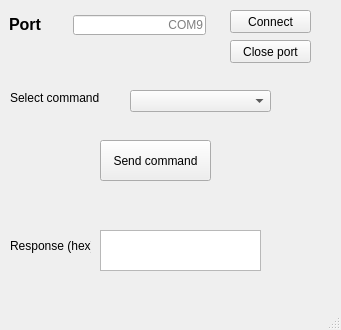
Qt form pyQt/stm_gui.ui (AdamStork/dipterv) before a commit.
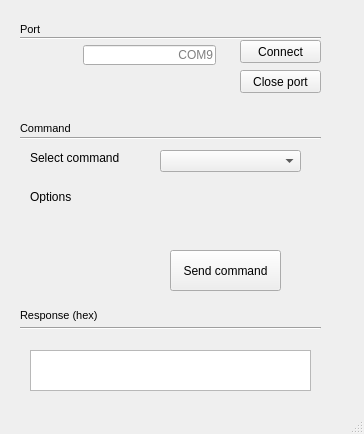
The same form after that commit.

Diff of the .ui file:
```diff
--- a/pyQt/stm_gui.ui
+++ b/pyQt/stm_gui.ui
@@ -6,8 +6,8 @@
    <rect>
     <x>0</x>
     <y>0</y>
-    <width>341</width>
-    <height>330</height>
+    <width>364</width>
+    <height>434</height>
    </rect>
   </property>
   <property name="windowTitle">
@@ -17,17 +17,17 @@
    <widget class="QLabel" name="port_label">
     <property name="geometry">
      <rect>
-      <x>9</x>
-      <y>15</y>
+      <x>20</x>
+      <y>20</y>
       <width>35</width>
       <height>19</height>
      </rect>
     </property>
     <property name="font">
      <font>
-      <pointsize>12</pointsize>
-      <weight>75</weight>
-      <bold>true</bold>
+      <pointsize>8</pointsize>
+      <weight>50</weight>
+      <bold>false</bold>
      </font>
     </property>
     <property name="text">
@@ -37,8 +37,8 @@
    <widget class="QLineEdit" name="port_box">
     <property name="geometry">
      <rect>
-      <x>73</x>
-      <y>15</y>
+      <x>83</x>
+      <y>45</y>
       <width>133</width>
       <height>20</height>
      </rect>
@@ -68,8 +68,8 @@
    <widget class="QPushButton" name="connect_button">
     <property name="geometry">
      <rect>
-      <x>230</x>
-      <y>10</y>
+      <x>240</x>
+      <y>40</y>
       <width>81</width>
       <height>23</height>
      </rect>
@@ -81,8 +81,8 @@
    <widget class="QLabel" name="connection_output">
     <property name="geometry">
      <rect>
-      <x>90</x>
-      <y>40</y>
+      <x>100</x>
+      <y>70</y>
       <width>111</width>
       <height>20</height>
      </rect>
@@ -97,8 +97,8 @@
    <widget class="QPushButton" name="command_button">
     <property name="geometry">
      <rect>
-      <x>100</x>
-      <y>140</y>
+      <x>170</x>
+      <y>250</y>
       <width>111</width>
       <height>41</height>
      </rect>
@@ -110,8 +110,8 @@
    <widget class="QLabel" name="command_output">
     <property name="geometry">
      <rect>
-      <x>110</x>
-      <y>180</y>
+      <x>160</x>
+      <y>280</y>
       <width>101</width>
       <height>21</height>
      </rect>
@@ -126,8 +126,8 @@
    <widget class="QPushButton" name="close_button">
     <property name="geometry">
      <rect>
-      <x>230</x>
-      <y>40</y>
+      <x>240</x>
+      <y>70</y>
       <width>81</width>
       <height>23</height>
      </rect>
@@ -139,9 +139,9 @@
    <widget class="QTextEdit" name="response_output">
     <property name="geometry">
      <rect>
-      <x>100</x>
-      <y>230</y>
-      <width>161</width>
+      <x>30</x>
+      <y>350</y>
+      <width>281</width>
       <height>41</height>
      </rect>
     </property>
@@ -149,12 +149,17 @@
    <widget class="QLabel" name="label">
     <property name="geometry">
      <rect>
-      <x>10</x>
-      <y>230</y>
+      <x>20</x>
+      <y>300</y>
       <width>81</width>
       <height>31</height>
      </rect>
     </property>
+    <property name="font">
+     <font>
+      <pointsize>8</pointsize>
+     </font>
+    </property>
     <property name="text">
      <string>Response (hex)</string>
     </property>
@@ -162,26 +167,96 @@
    <widget class="QLabel" name="cmdSelectLabel">
     <property name="geometry">
      <rect>
-      <x>10</x>
-      <y>90</y>
+      <x>20</x>
+      <y>120</y>
       <width>91</width>
       <height>16</height>
      </rect>
     </property>
+    <property name="font">
+     <font>
+      <pointsize>8</pointsize>
+     </font>
+    </property>
     <property name="text">
-     <string>Select command</string>
+     <string>Command</string>
     </property>
    </widget>
    <widget class="QComboBox" name="cmd_box">
     <property name="geometry">
      <rect>
-      <x>130</x>
-      <y>90</y>
+      <x>160</x>
+      <y>150</y>
       <width>141</width>
       <height>22</height>
      </rect>
     </property>
    </widget>
+   <widget class="Line" name="cmd_line">
+    <property name="geometry">
+     <rect>
+      <x>20</x>
+      <y>130</y>
+      <width>301</width>
+      <height>16</height>
+     </rect>
+    </property>
+    <property name="orientation">
+     <enum>Qt::Horizontal</enum>
+    </property>
+   </widget>
+   <widget class="Line" name="port_line">
+    <property name="geometry">
+     <rect>
+      <x>20</x>
+      <y>30</y>
+      <width>301</width>
+      <height>16</height>
+     </rect>
+    </property>
+    <property name="orientation">
+     <enum>Qt::Horizontal</enum>
+    </property>
+   </widget>
+   <widget class="QLabel" name="select_cmd_label">
+    <property name="geometry">
+     <rect>
+      <x>30</x>
+      <y>150</y>
+      <width>101</width>
+      <height>16</height>
+     </rect>
+    </property>
+    <property name="text">
+     <string>Select command</string>
+    </property>
+   </widget>
+   <widget class="QLabel" name="label_3">
+    <property name="geometry">
+     <rect>
+      <x>30</x>
+      <y>190</y>
+      <width>47</width>
+      <height>13</height>
+     </rect>
+    </property>
+    <property name="text">
+     <string>Options</string>
+    </property>
+   </widget>
+   <widget class="Line" name="response_line">
+    <property name="geometry">
+     <rect>
+      <x>20</x>
+      <y>320</y>
+      <width>301</width>
+      <height>16</height>
+     </rect>
+    </property>
+    <property name="orientation">
+     <enum>Qt::Horizontal</enum>
+    </property>
+   </widget>
   </widget>
   <widget class="QMenuBar" name="menubar">
    <property name="geometry">
```
Left out of the diff: 6 changed lines with no effect on the pictures.
